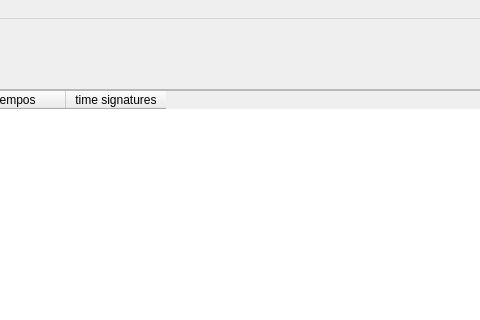
Godley/Music-Library, file implementation/primaries/GUI/designer_files/MainWindow.ui: the form before one commit; both pictures show x 800 to 1280 and y 0 to 320 of the 1280 by 703 pixel window.
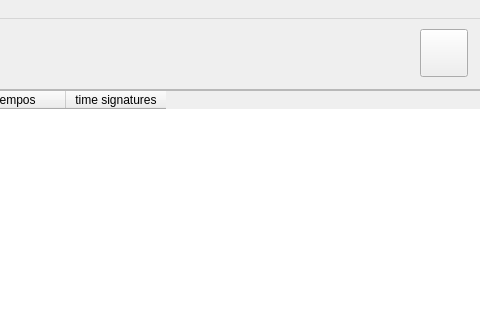
The form after the commit.

```diff
--- a/implementation/primaries/GUI/designer_files/MainWindow.ui
+++ b/implementation/primaries/GUI/designer_files/MainWindow.ui
@@ -343,6 +343,19 @@
       <string/>
      </property>
     </widget>
+    <widget class="QToolButton" name="wifiButton">
+     <property name="geometry">
+      <rect>
+       <x>1220</x>
+       <y>10</y>
+       <width>48</width>
+       <height>48</height>
+      </rect>
+     </property>
+     <property name="text">
+      <string/>
+     </property>
+    </widget>
    </widget>
    <widget class="QFrame" name="searchFrame">
     <property name="geometry">
```
